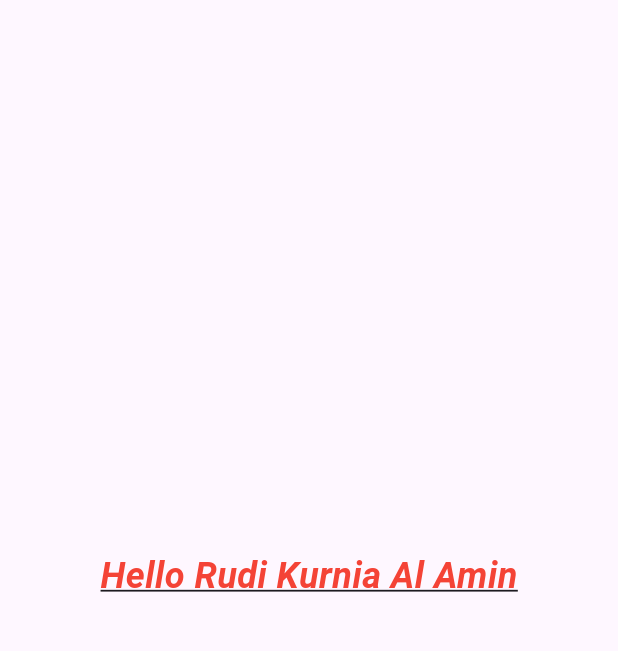
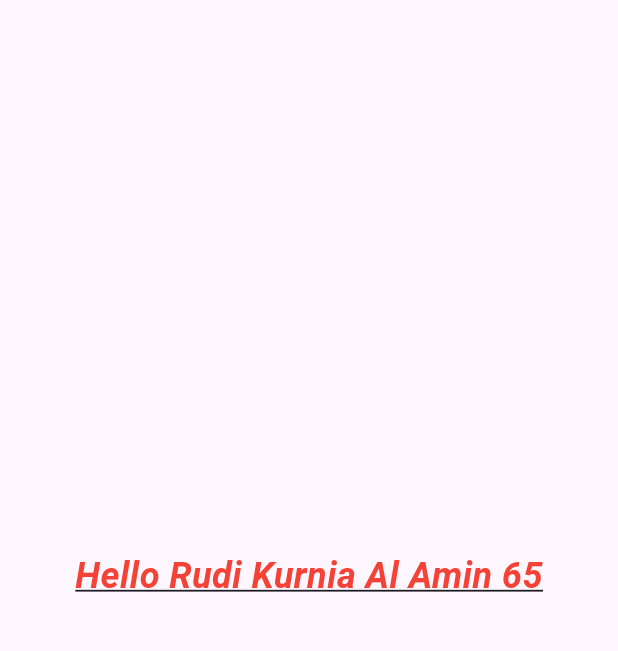
Before and after one commit to Ucokgagah/projek_flutter, a Flutter app: the screen it shows after launch, on a phone screen of 412 x 824 dp, the part 84-735 px from its top. Run offline on Flutter 3.47's test engine with Material 3 defaults, Android fonts, the phone set to English and light mode, and no system bars.

```diff
--- a/styling_widget/lib/main.dart
+++ b/styling_widget/lib/main.dart
@@ -18,7 +18,7 @@ Widget build(BuildContext context) {
         ),
 body: const Center(
   child: Text(
-    'Hello Rudi Kurnia Al Amin',
+    'Hello Rudi Kurnia Al Amin 65',
     style: TextStyle(
       fontSize: 24,
       fontWeight: FontWeight.bold,
```
